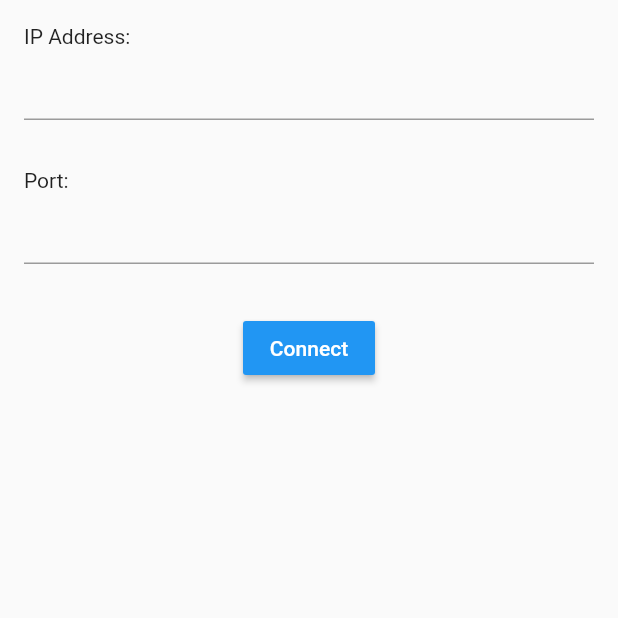
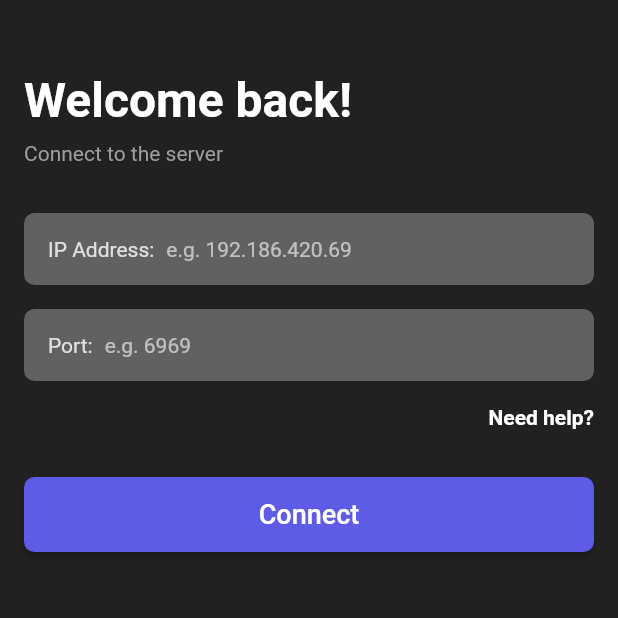
Before and after one commit to ecrax/streamdeck, a Flutter app: the screen it shows after launch, on a phone screen of 412 x 824 dp, the top half of it. Run offline on Flutter 3.47's test engine with Material 2 defaults, Android fonts, the phone set to English and light mode, and no system bars; our stand-ins replace focused_menu, hive, hive_flutter; accounts and stored records are empty.

Commit message:
Designed and Coded Connect Screen / Started documentation with docsify

```diff
--- a/lib/main.dart
+++ b/lib/main.dart
@@ -16,7 +16,8 @@ class MyApp extends StatelessWidget {
     return MaterialApp(
       title: 'Stream Deck',
       theme: ThemeData(
-        primarySwatch: Colors.blue,
+        brightness: Brightness.dark,
+        accentColor: Color(0xFF5E5CE6),
       ),
       home: ConnectScreen(),
     );
--- a/lib/screens/connect_screen.dart
+++ b/lib/screens/connect_screen.dart
@@ -2,6 +2,7 @@ import 'dart:io';
 
 import 'package:flutter/material.dart';
 import 'package:streamdeck/screens/deck_screen.dart';
+import 'package:url_launcher/url_launcher.dart';
 
 class ConnectScreen extends StatefulWidget {
   @override
@@ -24,20 +25,35 @@ class _ConnectScreenState extends State<ConnectScreen> {
   Widget build(BuildContext context) {
     return SafeArea(
       child: Scaffold(
+        backgroundColor: Colors.grey[900],
         body: Padding(
           padding: const EdgeInsets.all(16.0),
           child: Column(
+            crossAxisAlignment: CrossAxisAlignment.start,
             children: [
               Container(
                 child: Column(
                   crossAxisAlignment: CrossAxisAlignment.start,
                   children: [
-                    Text("IP Address:"),
-                    TextField(
-                      keyboardType: TextInputType.number,
-                      onChanged: (value) {
-                        ip = value;
-                      },
+                    SizedBox(
+                      height: 32,
+                    ),
+                    Text(
+                      "Welcome back!",
+                      style: TextStyle(
+                        color: Colors.white,
+                        fontWeight: FontWeight.bold,
+                        fontSize: 32,
+                      ),
+                    ),
+                    SizedBox(
+                      height: 8,
+                    ),
+                    Text(
+                      "Connect to the server",
+                      style: TextStyle(
+                        color: Colors.grey[500],
+                      ),
                     ),
                   ],
                 ),
@@ -46,30 +62,125 @@ class _ConnectScreenState extends State<ConnectScreen> {
                 height: 32,
               ),
               Container(
-                child: Column(
-                  crossAxisAlignment: CrossAxisAlignment.start,
+                decoration: BoxDecoration(
+                  color: Colors.grey[700],
+                  borderRadius: BorderRadius.circular(7),
+                ),
+                child: Row(
+                  mainAxisAlignment: MainAxisAlignment.spaceBetween,
                   children: [
-                    Text("Port:"),
-                    TextField(
+                    SizedBox(
+                      width: 16,
+                    ),
+                    Text(
+                      "IP Address:",
+                      style: TextStyle(
+                        color: Colors.grey[300],
+                      ),
+                    ),
+                    SizedBox(
+                      width: 8,
+                    ),
+                    Expanded(
+                      child: TextField(
+                        decoration: InputDecoration(
+                          hintText: "e.g. 192.186.420.69",
+                          border: InputBorder.none,
+                        ),
+                        style: TextStyle(
+                          color: Colors.white,
+                          fontSize: 14,
+                        ),
+                        keyboardType: TextInputType.number,
+                        onChanged: (value) {
+                          ip = value;
+                        },
+                      ),
+                    ),
+                  ],
+                ),
+              ),
+              SizedBox(
+                height: 16,
+              ),
+              Container(
+                decoration: BoxDecoration(
+                  color: Colors.grey[700],
+                  borderRadius: BorderRadius.circular(7),
+                ),
+                child: Row(
+                  mainAxisAlignment: MainAxisAlignment.spaceBetween,
+                  children: [
+                    SizedBox(
+                      width: 16,
+                    ),
+                    Text(
+                      "Port:",
+                      style: TextStyle(
+                        color: Colors.grey[300],
+                      ),
+                    ),
+                    SizedBox(
+                      width: 8,
+                    ),
+                    Expanded(
+                      child: TextField(
+                        decoration: InputDecoration(
+                          border: InputBorder.none,
+                          hintText: "e.g. 6969",
+                        ),
+                        style: TextStyle(
+                          color: Colors.white,
+                          fontSize: 14,
+                        ),
                         keyboardType: TextInputType.number,
                         onChanged: (value) {
                           port = value;
                         },
                       ),
+                    ),
                   ],
+                ),
+              ),
+              SizedBox(
+                height: 16,
+              ),
+              Align(
+                alignment: Alignment.centerRight,
+                child: GestureDetector(
+                  onTap: () async {
+                    const url = 'https://github.com/ecrax/streamdeck';
+                    if (await canLaunch(url)) {
+                      await launch(url);
+                    } else {
+                      throw 'Could not launch $url';
+                    }
+                  },
+                  child: Text(
+                    "Need help?",
+                    style: TextStyle(
+                      fontWeight: FontWeight.bold,
+                    ),
+                  ),
                 ),
               ),
               SizedBox(
                 height: 32,
               ),
-              RaisedButton(
+              ButtonTheme(
+                minWidth: MediaQuery.of(context).size.width,
+                height: 50,
+                child: RaisedButton(
+                  shape: RoundedRectangleBorder(
+                      borderRadius: BorderRadius.circular(7)),
                   child: Text(
                     "Connect",
                     style: TextStyle(
                       color: Colors.white,
+                      fontSize: 18,
                     ),
                   ),
-                color: Colors.blue,
+                  color: Color(0xFF5E5CE6),
                   onPressed: () async {
                     if (ip != null && port != null) {
                       socket = await Socket.connect(ip, int.parse(port));
@@ -84,6 +195,7 @@ class _ConnectScreenState extends State<ConnectScreen> {
                     }
                   },
                 ),
+              ),
             ],
           ),
         ),
--- a/lib/screens/deck_screen.dart
+++ b/lib/screens/deck_screen.dart
@@ -18,15 +18,8 @@ class DeckScreen extends StatefulWidget {
 }
 
 class _DeckScreenState extends State<DeckScreen> {
-  @override
-  void initState() {
-    super.initState();
-  }
-
   Map<String, dynamic> loadData(int id) {
     List<String> data = Hive.box("prefs").get(id.toString());
-
-    // print(data);
 
     Functionality functionality;
     String additionalData;
--- a/pubspec.yaml
+++ b/pubspec.yaml
@@ -15,7 +15,7 @@ publish_to: "none" # Remove this line if you wish to publish to pub.dev
 # In iOS, build-name is used as CFBundleShortVersionString while build-number used as CFBundleVersion.
 # Read more about iOS versioning at
 # https://developer.apple.com/library/archive/documentation/General/Reference/InfoPlistKeyReference/Articles/CoreFoundationKeys.html
-version: 1.0.0+1
+version: 1.0.0+2
 
 environment:
   sdk: ">=2.7.0 <3.0.0"
@@ -30,6 +30,7 @@ dependencies:
   focused_menu: ^1.0.1
   hive: ^1.4.4+1
   hive_flutter: ^0.3.1
+  url_launcher: ^5.7.10
 
 dev_dependencies:
   flutter_test:
```
Also changed, not shown: pubspec.lock, 4 other files. Lines whose indentation alone changed are shown as unchanged.
